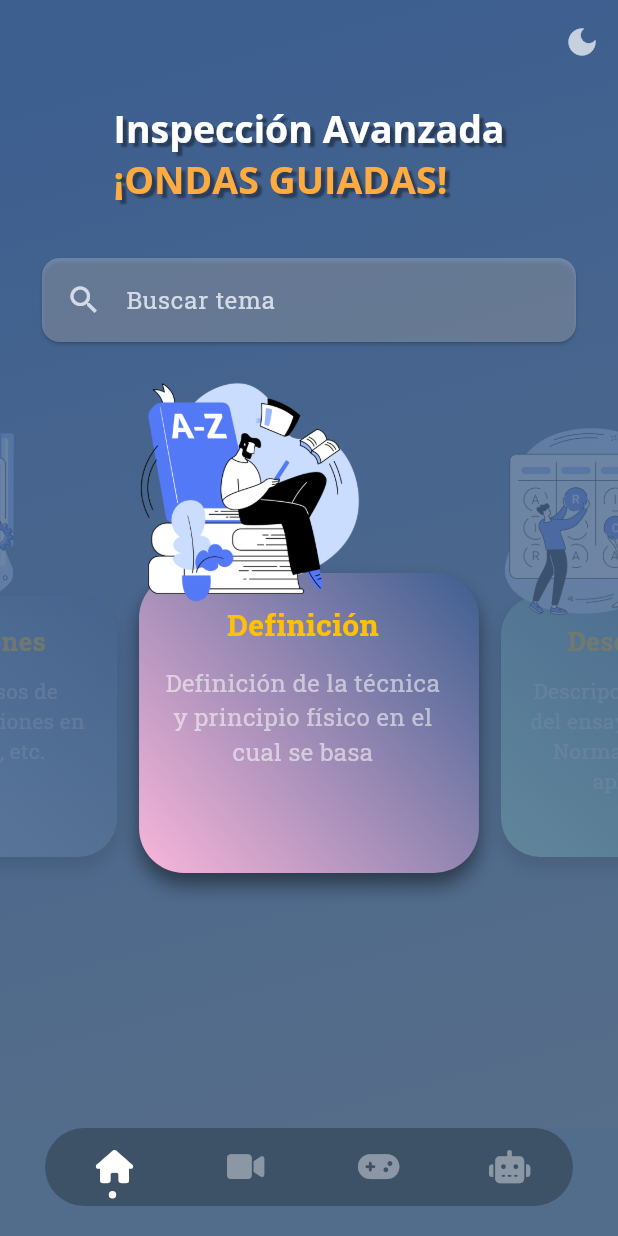
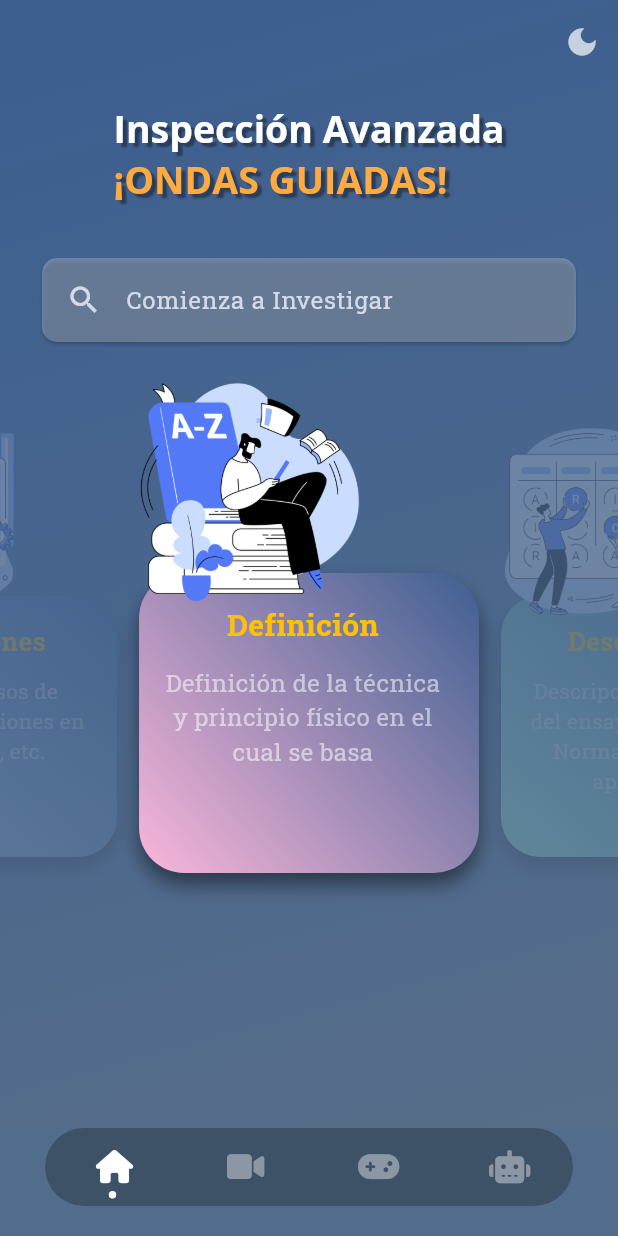
Before and after one commit to juandpt03/ndt_app, a Flutter app: the screen it shows after launch, on a phone screen of 412 x 824 dp. Run offline on Flutter 3.47's test engine with Material 3 defaults, Android fonts, the phone set to English and light mode, and no system bars; drawn by our look-alikes of carousel_slider, dot_navigation_bar; our stand-ins replace animate_do, dash_chat_2, device_preview, flutter_dotenv, flutter_riverpod, flutter_staggered_animations and 6 more; missing offline and left inert: chat_gpt_sdk, fluid_dialog.

Commit message:
Add keystore properties for release build and update search button design

```diff
--- a/lib/features/chat/presentation/screens/chat_screen.dart
+++ b/lib/features/chat/presentation/screens/chat_screen.dart
@@ -4,6 +4,7 @@ import 'package:flutter/material.dart';
 import 'package:ndt_app/config/constants/enviroment.dart';
 
 class ChatScreen extends StatefulWidget {
+  static const routeName = 'chat';
   const ChatScreen({super.key});
 
   @override
--- a/lib/features/home/presentation/screens/home/views/home_view.dart
+++ b/lib/features/home/presentation/screens/home/views/home_view.dart
@@ -4,7 +4,6 @@ import 'package:flutter_riverpod/flutter_riverpod.dart';
 import 'package:go_router/go_router.dart';
 import 'package:google_fonts/google_fonts.dart';
 import 'package:ndt_app/features/home/domain/domain.dart';
-
 import 'package:ndt_app/features/home/presentation/providers/providers.dart';
 import 'package:ndt_app/features/home/presentation/screens/screens.dart';
 
@@ -126,29 +125,37 @@ class CustomDrawer extends StatelessWidget {
   }
 }
 
-class SearchButtom extends StatelessWidget {
+class SearchButtom extends ConsumerWidget {
   const SearchButtom({super.key});
 
   @override
-  Widget build(BuildContext context) {
+  Widget build(BuildContext context, WidgetRef ref) {
     final colors = Theme.of(context).colorScheme;
     return ClipRRect(
       child: Opacity(
         opacity: 0.8,
         child: Card(
+          shape: RoundedRectangleBorder(
+            borderRadius: BorderRadius.circular(10),
+          ),
           color: Colors.white30,
           child: ListTile(
+            shape: RoundedRectangleBorder(
+              borderRadius: BorderRadius.circular(10),
+            ),
             leading: Icon(
               Icons.search,
               color: colors.background,
             ),
             title: Text(
-              "Buscar tema",
+              "Comienza a Investigar",
               style: TextStyle(
                 color: colors.background,
               ),
             ),
-            onLongPress: () {},
+            onTap: () {
+              ref.read(navigationBarProvider.notifier).state = 3;
+            },
           ),
         ),
       ),
```
Also changed, not shown: 1 other file.
